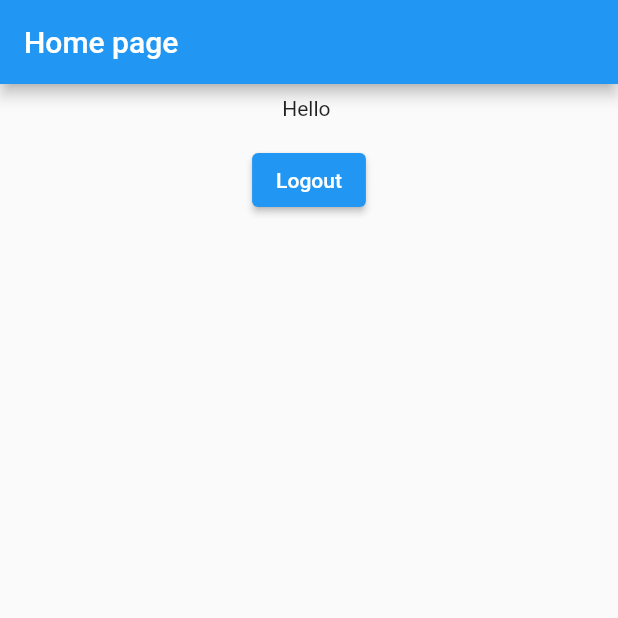
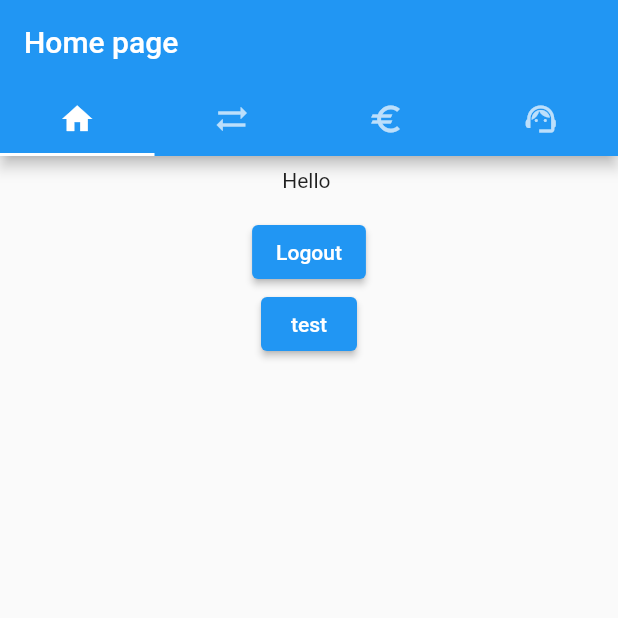
Before and after one commit to bogpie/online_banking_pini, a Flutter app: the screen it shows once a user with an empty profile is signed in, on a phone screen of 412 x 824 dp, the top half of it. Run offline on Flutter 3.47's test engine with Material 2 defaults, Android fonts, the light colour scheme and no system bars; our stand-ins replace cloud_firestore, firebase_auth, firebase_core; accounts and stored records are empty.

Commit message:
Added tabs

```diff
--- a/lib/pages/home_page.dart
+++ b/lib/pages/home_page.dart
@@ -1,3 +1,4 @@
+import 'package:cloud_firestore/cloud_firestore.dart';
 import 'package:firebase_auth/firebase_auth.dart';
 import 'package:flutter/material.dart';
 
@@ -19,26 +20,62 @@ class _HomePageState extends State<HomePage> {
       displayName = _auth.currentUser?.displayName ?? '';
     });
 
-    return Scaffold(
+    return DefaultTabController(
+      length: 4,
+      child: Scaffold(
           appBar: AppBar(
             title: const Text('Home page'),
+            bottom: const TabBar(
+              tabs: [
+                Tab(icon: Icon(Icons.home)),
+                Tab(icon: Icon(Icons.sync_alt)),
+                Tab(icon: Icon(Icons.euro)),
+                Tab(icon: Icon(Icons.support_agent)),
+              ],
             ),
-      body: Padding(
+          ),
+          body: TabBarView(
+            children: [
+              Padding(
                 padding: const EdgeInsets.all(8.0),
                 child: Center(
                   child: Column(
                     children: [
                       Text('Hello ' + displayName),
                       const SizedBox(height: 16),
-              ElevatedButton(onPressed: (){
+                      ElevatedButton(
+                          onPressed: () {
                             _auth.signOut();
                             Navigator.pop(context);
                             Navigator.pushNamed(context, '/');
-              }, child: const Text('Logout'))
+                          },
+                          child: const Text('Logout')),
+                      ElevatedButton(
+                          onPressed: () {
+                            User? user = FirebaseAuth.instance.currentUser;
+                            if (user == null) {
+                              return;
+                            }
+                            DocumentReference<Map<String, dynamic>> userData =
+                                FirebaseFirestore.instance
+                                    .collection('Users')
+                                    .doc(user.uid);
+
+                            final data1 = <String, dynamic>{
+                              "phone": "0000000000",
+                            };
+                            userData.set(data1);
+                          },
+                          child: const Text('test'))
                     ],
                   ),
                 ),
               ),
+              const Icon(Icons.sync_alt),
+              const Icon(Icons.euro),
+              const Icon(Icons.support_agent),
+            ],
+          )),
     );
   }
 }
```
Lines whose indentation alone changed are shown as unchanged.
